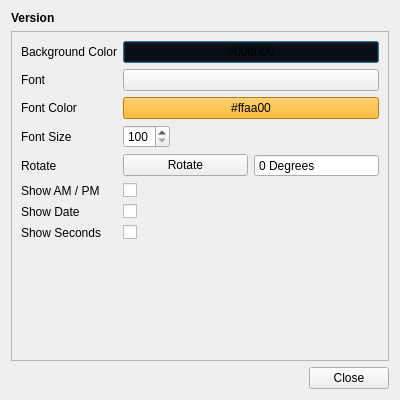
First picture: the form in UI/dreamy_options.ui, repository textbrowser/dreamy, before the edit.
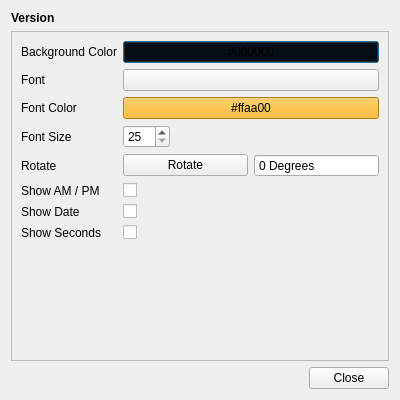
Second picture: the form after the edit. Icons and pictures are not drawn.

Commit message: Font size.

Diff of the .ui file:
```diff
--- a/UI/dreamy_options.ui
+++ b/UI/dreamy_options.ui
@@ -171,10 +171,10 @@
          <item>
           <widget class="QSpinBox" name="font_size">
            <property name="minimum">
-            <number>100</number>
+            <number>25</number>
            </property>
            <property name="maximum">
-            <number>200</number>
+            <number>500</number>
            </property>
           </widget>
          </item>
```
The commit also changes 2 other files.
